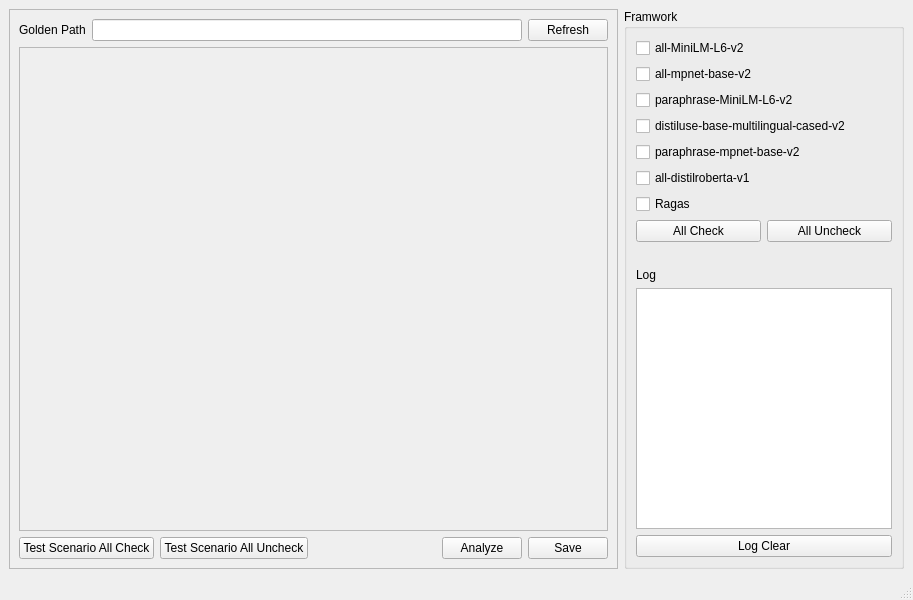
The window that chatgpt_performance_metric/ui_designer/main_frame.ui (tom-shin/perf_metric) describes before a commit, drawn with Qt 5.
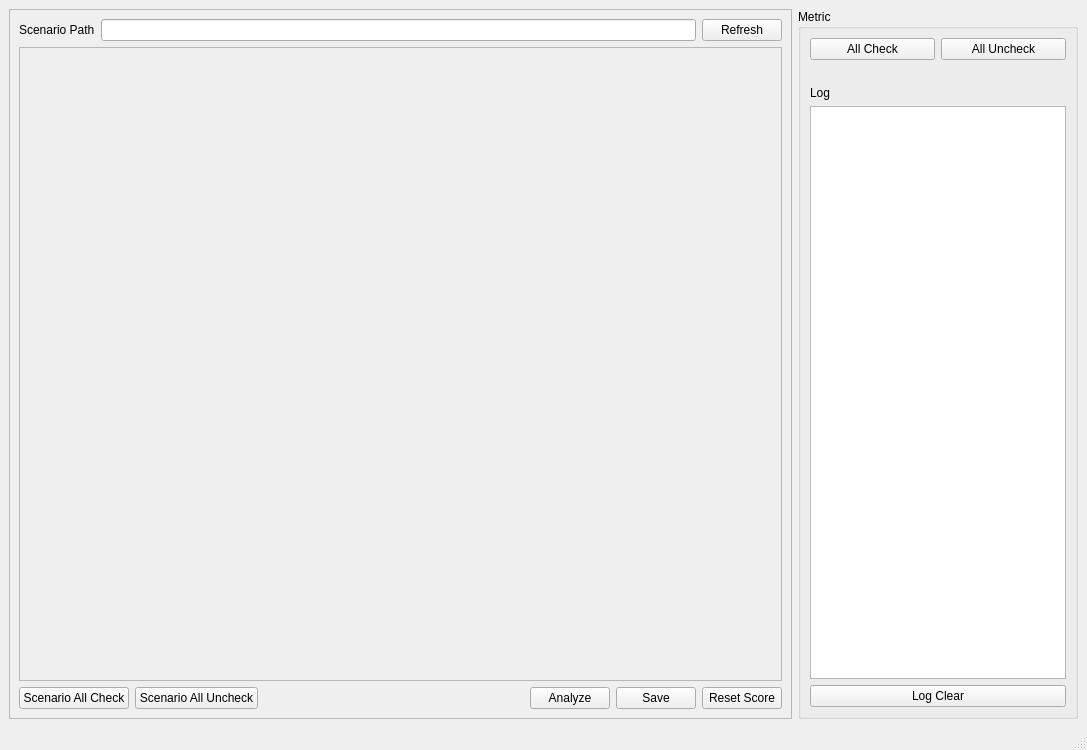
The same window after the commit.

Diff of the .ui file:
```diff
--- a/chatgpt_performance_metric/ui_designer/main_frame.ui
+++ b/chatgpt_performance_metric/ui_designer/main_frame.ui
@@ -6,8 +6,8 @@
    <rect>
     <x>0</x>
     <y>0</y>
-    <width>913</width>
-    <height>600</height>
+    <width>1087</width>
+    <height>750</height>
    </rect>
   </property>
   <property name="windowTitle">
@@ -37,7 +37,7 @@
            <item>
             <widget class="QLabel" name="label">
              <property name="text">
-              <string>Golden Path</string>
+              <string>Scenario Path</string>
              </property>
             </widget>
            </item>
@@ -65,8 +65,8 @@
            <rect>
             <x>0</x>
             <y>0</y>
-            <width>591</width>
-            <height>455</height>
+            <width>752</width>
+            <height>575</height>
            </rect>
           </property>
           <layout class="QVBoxLayout" name="verticalLayout_11">
@@ -82,14 +82,14 @@
          <item>
           <widget class="QPushButton" name="scenario_allcheck_pushButton">
            <property name="text">
-            <string>Test Scenario All Check</string>
+            <string>Scenario All Check</string>
            </property>
           </widget>
          </item>
          <item>
           <widget class="QPushButton" name="scenario_alluncheck_pushButton">
            <property name="text">
-            <string>Test Scenario All Uncheck</string>
+            <string>Scenario All Uncheck</string>
            </property>
           </widget>
          </item>
@@ -120,6 +120,13 @@
            </property>
           </widget>
          </item>
+         <item>
+          <widget class="QPushButton" name="reset_score_pushButton">
+           <property name="text">
+            <string>Reset Score</string>
+           </property>
+          </widget>
+         </item>
         </layout>
        </item>
       </layout>
@@ -128,63 +135,11 @@
     <item>
      <widget class="QGroupBox" name="groupBox">
       <property name="title">
-       <string>Framwork</string>
+       <string>Metric</string>
       </property>
       <layout class="QVBoxLayout" name="verticalLayout_4">
        <item>
         <layout class="QVBoxLayout" name="verticalLayout_5">
-         <item>
-          <widget class="QCheckBox" name="alg_checkBox_1">
-           <property name="text">
-            <string>all-MiniLM-L6-v2</string>
-           </property>
-          </widget>
-         </item>
-         <item>
-          <widget class="QCheckBox" name="alg_checkBox_2">
-           <property name="text">
-            <string>all-mpnet-base-v2</string>
-           </property>
-          </widget>
-         </item>
-         <item>
-          <widget class="QCheckBox" name="alg_checkBox_3">
-           <property name="text">
-            <string>paraphrase-MiniLM-L6-v2</string>
-           </property>
-          </widget>
-         </item>
-         <item>
-          <widget class="QCheckBox" name="alg_checkBox_4">
-           <property name="text">
-            <string>distiluse-base-multilingual-cased-v2</string>
-           </property>
-          </widget>
-         </item>
-         <item>
-          <widget class="QCheckBox" name="alg_checkBox_5">
-           <property name="text">
-            <string>paraphrase-mpnet-base-v2</string>
-           </property>
-          </widget>
-         </item>
-         <item>
-          <widget class="QCheckBox" name="alg_checkBox_6">
-           <property name="text">
-            <string>all-distilroberta-v1</string>
-           </property>
-          </widget>
-         </item>
-         <item>
-          <widget class="QCheckBox" name="alg_checkBox_7">
-           <property name="enabled">
-            <bool>true</bool>
-           </property>
-           <property name="text">
-            <string>Ragas</string>
-           </property>
-          </widget>
-         </item>
          <item>
           <layout class="QHBoxLayout" name="horizontalLayout_3">
            <item>
```
Left out of the diff: 14 changed lines with no effect on the pictures.
